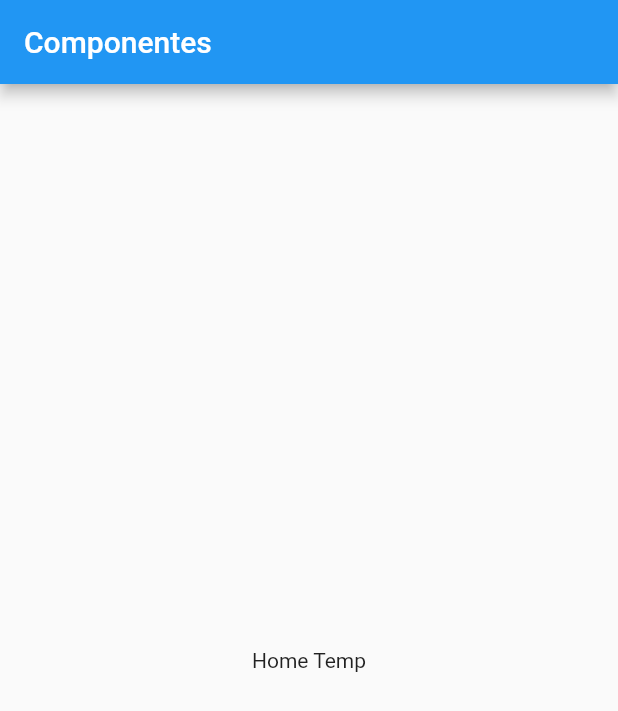
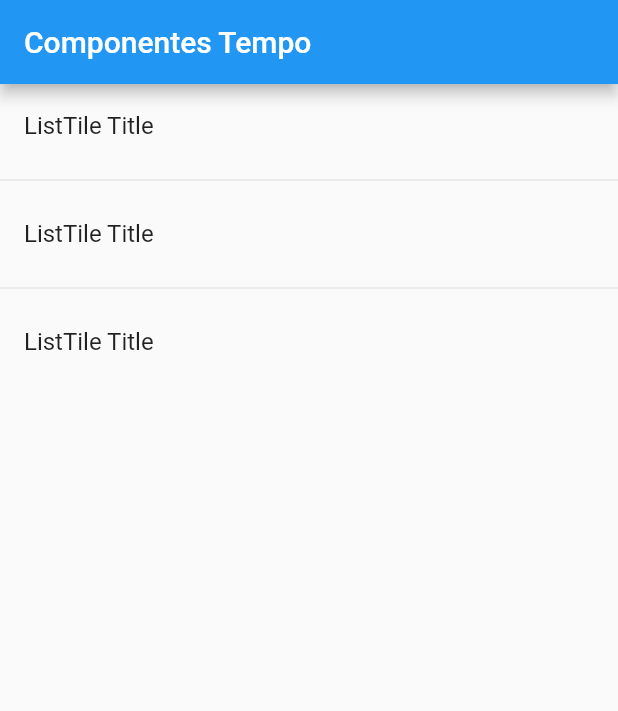
Before and after one commit to Edd-war/flutter-components, a Flutter app: the screen it shows after launch, on a phone screen of 412 x 824 dp. Shown: the top 711 px of the screen. Run offline on Flutter 3.47's test engine with Material 2 defaults, Android fonts, the phone set to English and light mode, and no system bars.

Commit message:
Listview - Mostrar una lista de elementos
Creamos el Scaffold en home_temp para insertar las listas y en main quitamos ese Scaffold para quitar la innesesaria anidacion de Scaffolds.

```diff
--- a/lib/main.dart
+++ b/lib/main.dart
@@ -10,12 +10,7 @@
     return MaterialApp(
       title: 'Componentes APP',
       debugShowCheckedModeBanner: false,
-      home: Scaffold(
-        appBar: AppBar(
-          title: Text('Componentes'),
-        ),
-        body:  HomePageTemp()
-      ),
+      home: HomePageTemp()
     );
   }
 }
--- a/lib/src/pages/home_temp.dart
+++ b/lib/src/pages/home_temp.dart
@@ -2,10 +2,28 @@
 
 class HomePageTemp extends StatelessWidget {
 
+
   @override
   Widget build(BuildContext context) {
-    return Center(
-      child: Text('Home Temp'),
+    return Scaffold(
+      appBar: AppBar(
+          title: Text('Componentes Tempo')
+      ),
+      body: ListView(
+        children: <Widget>[
+          ListTile(
+            title: Text('ListTile Title'),
+          ),
+          Divider(),
+          ListTile(
+            title: Text('ListTile Title'),
+          ),
+          Divider(),
+          ListTile(
+            title: Text('ListTile Title'),
+          ),
+        ],
+      ),
     );
   }
 }
```
